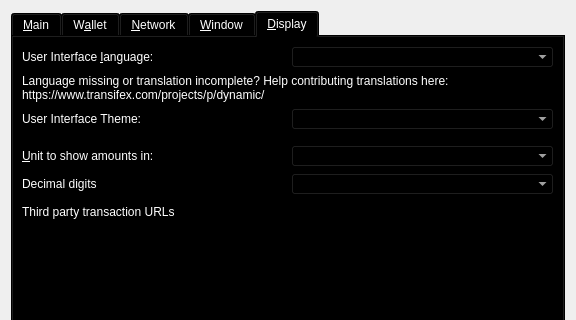
Above: src/qt/forms/optionsdialog.ui from Zero-Dynamics/cash-core before the change; both pictures show x 0 to 576 and y 0 to 320 of the 576 by 494 pixel window. Below: the same form after it.
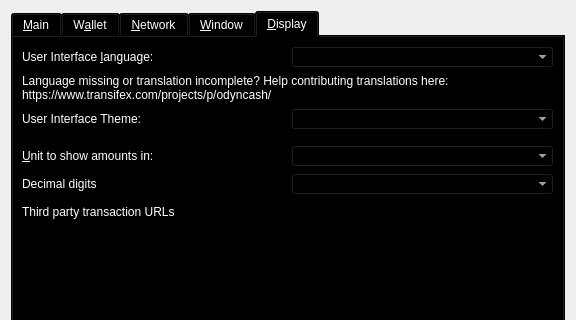
That is the form after the change. Custom widgets are drawn as their Qt base class.

Commit message: Change the Dynamic coin to OdynCash

Diff of the .ui file:
```diff
--- a/src/qt/forms/optionsdialog.ui
+++ b/src/qt/forms/optionsdialog.ui
@@ -7772,7 +7772,7 @@
          </property>
          <property name="text">
           <string>Language missing or translation incomplete? Help contributing translations here:
-https://www.transifex.com/projects/p/dynamic/</string>
+https://www.transifex.com/projects/p/odyncash/</string>
          </property>
          <property name="wordWrap">
           <bool>true</bool>
```
Left out of the diff: 16 changed lines with no effect on the pictures. The commit also changes 781 other files.
